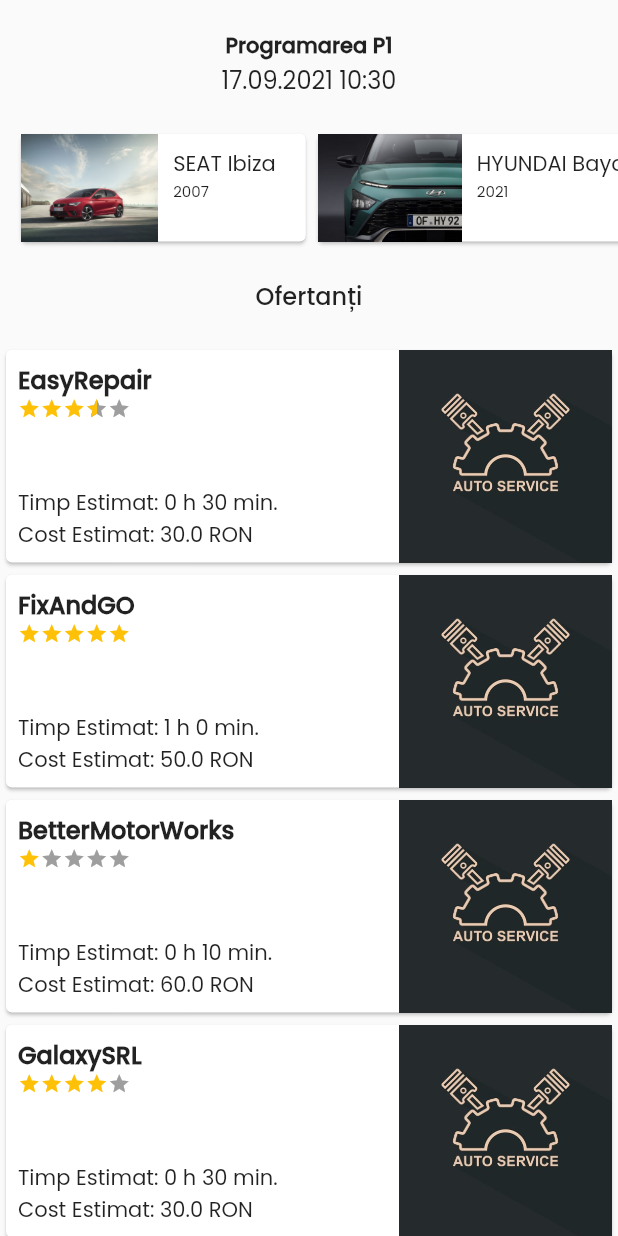
After one commit to BringTheChill/spaceship_service, a Flutter app: the ResultPage screen opened directly, on a phone screen of 412 x 824 dp. The commit adds this screen. Run offline on Flutter 3.47's test engine with Material 2 defaults, Android fonts, the phone set to English and light mode, and no system bars; drawn by our look-alikes of flutter_rating_bar; our stand-ins replace fluttertoast, table_calendar.

Commit message:
Result page almost done

```diff
--- /dev/null
+++ b/lib/models/appointment_data.dart
@@ -0,0 +1,34 @@
+import 'dart:collection';
+
+import 'package:flutter/cupertino.dart';
+import 'package:spaceship_service/models/car.dart';
+import 'package:spaceship_service/models/cart_item.dart';
+
+class AppointmentData extends ChangeNotifier {
+  final List<CartItem> _cartItems = [];
+  DateTime date = DateTime.now();
+  Car? car;
+
+  UnmodifiableListView<CartItem> get cartItems =>
+      UnmodifiableListView(_cartItems);
+
+  void removeCartItem(int i) {
+    _cartItems.remove(_cartItems[i]);
+    notifyListeners();
+  }
+
+  void addCartItem(CartItem cartItem) {
+    _cartItems.add(cartItem);
+    notifyListeners();
+  }
+
+  void changeDate(DateTime newDate) {
+    date = newDate;
+    notifyListeners();
+  }
+
+  void changeCar(Car newCar) {
+    car = newCar;
+    notifyListeners();
+  }
+}
--- /dev/null
+++ b/lib/models/car.dart
@@ -0,0 +1,10 @@
+class Car {
+  final String year, manufacturer, model, image;
+
+  Car({
+    required this.year,
+    required this.manufacturer,
+    required this.model,
+    required this.image,
+  });
+}
--- a/lib/models/cart_item.dart
+++ b/lib/models/cart_item.dart
@@ -1,7 +1,10 @@
 import 'package:spaceship_service/models/product.dart';
 
 class CartItem {
-  Product product;
+  final Product product;
   int quantity;
+
   CartItem({required this.product, required this.quantity});
+
+  double get total => quantity * product.price;
 }
--- a/lib/models/product.dart
+++ b/lib/models/product.dart
@@ -1,10 +1,12 @@
 class Product {
   final String name;
   final double price;
+
   Product({
     required this.name,
     required this.price,
   });
+
   @override
   String toString() {
     return name;
--- /dev/null
+++ b/lib/models/repair_station.dart
@@ -0,0 +1,13 @@
+class RepairStation {
+  final double rating, price;
+  final Duration time;
+  final String name, image;
+
+  RepairStation({
+    required this.name,
+    required this.rating,
+    required this.price,
+    required this.time,
+    required this.image,
+  });
+}
--- /dev/null
+++ b/lib/models/user.dart
@@ -0,0 +1,9 @@
+import 'package:spaceship_service/models/appointment_data.dart';
+import 'package:spaceship_service/models/car.dart';
+
+class User {
+  final List<Car> cars;
+  List<AppointmentData>? appointments;
+
+  User({required this.cars});
+}
--- /dev/null
+++ b/lib/pages/result_page.dart
@@ -0,0 +1,233 @@
+import 'package:flutter/cupertino.dart';
+import 'package:flutter/material.dart';
+import 'package:flutter/painting.dart';
+import 'package:flutter/rendering.dart';
+import 'package:flutter_rating_bar/flutter_rating_bar.dart';
+import 'package:intl/intl.dart';
+import 'package:provider/provider.dart';
+import 'package:spaceship_service/constants.dart';
+import 'package:spaceship_service/models/appointment_data.dart';
+import 'package:spaceship_service/models/car.dart';
+import 'package:spaceship_service/models/repair_station.dart';
+import 'package:spaceship_service/models/user.dart';
+
+class ResultPage extends StatefulWidget {
+  const ResultPage({Key? key}) : super(key: key);
+
+  @override
+  State<ResultPage> createState() => _ResultPageState();
+}
+
+class _ResultPageState extends State<ResultPage> {
+  User user = User(
+    cars: [
+      Car(
+        manufacturer: 'SEAT',
+        year: '2007',
+        model: 'Ibiza',
+        image: 'assets/images/ibiza.jpg',
+      ),
+      Car(
+        manufacturer: 'HYUNDAI',
+        year: '2021',
+        model: 'Bayon',
+        image: 'assets/images/bayon.jpeg',
+      ),
+    ],
+  );
+  List<RepairStation> repairStations = [
+    RepairStation(
+      name: 'EasyRepair',
+      rating: 3.5,
+      price: 30,
+      time: const Duration(minutes: 30),
+      image: 'assets/images/repairStation.jpg',
+    ),
+    RepairStation(
+      name: 'FixAndGO',
+      rating: 5,
+      price: 50,
+      time: const Duration(hours: 1),
+      image: 'assets/images/repairStation.jpg',
+    ),
+    RepairStation(
+      name: 'BetterMotorWorks',
+      rating: 1,
+      price: 60,
+      time: const Duration(minutes: 10),
+      image: 'assets/images/repairStation.jpg',
+    ),
+    RepairStation(
+      name: 'GalaxySRL',
+      rating: 4,
+      price: 30,
+      time: const Duration(minutes: 30),
+      image: 'assets/images/repairStation.jpg',
+    ),
+    RepairStation(
+      name: 'StarService',
+      rating: 2,
+      price: 20,
+      time: const Duration(hours: 1, minutes: 30),
+      image: 'assets/images/repairStation.jpg',
+    ),
+    RepairStation(
+      name: 'SpaceshipDone',
+      rating: 3,
+      price: 30,
+      time: const Duration(minutes: 30),
+      image: 'assets/images/repairStation.jpg',
+    ),
+  ];
+
+  @override
+  Widget build(BuildContext context) {
+    return Scaffold(
+      body: SafeArea(
+        child: Center(
+          child: Column(
+            children: [
+              const Padding(
+                padding: EdgeInsets.only(top: 20),
+                child: Text(
+                  'Programarea P1',
+                  style: kBoldStyle,
+                ),
+              ),
+              Consumer<AppointmentData>(
+                builder: (context, appointment, child) {
+                  return Padding(
+                    padding: const EdgeInsets.only(bottom: 20),
+                    child: Text(
+                      DateFormat('dd.MM.yyyy hh:mm').format(appointment.date),
+                      style: const TextStyle(fontSize: 16),
+                    ),
+                  );
+                },
+              ),
+              Consumer<AppointmentData>(
+                builder: (context, appointment, child) {
+                  return SizedBox(
+                    height: 80,
+                    child: ListView.builder(
+                      padding: const EdgeInsets.only(left: 10),
+                      shrinkWrap: true,
+                      physics: const ScrollPhysics(),
+                      scrollDirection: Axis.horizontal,
+                      itemCount: user.cars.length,
+                      itemBuilder: (context, i) {
+                        return GestureDetector(
+                          onTap: () {
+                            appointment.changeCar(user.cars[i]);
+                          },
+                          child: Card(
+                            color: appointment.car == user.cars[i]
+                                ? Colors.green
+                                : null,
+                            child: Row(
+                              mainAxisSize: MainAxisSize.min,
+                              children: [
+                                Image.asset(
+                                  user.cars[i].image,
+                                  height: 80,
+                                ),
+                                Padding(
+                                  padding:
+                                      const EdgeInsets.fromLTRB(10, 10, 20, 10),
+                                  child: Column(
+                                    crossAxisAlignment:
+                                        CrossAxisAlignment.start,
+                                    children: [
+                                      Text(
+                                          '${user.cars[i].manufacturer} ${user.cars[i].model}'),
+                                      Padding(
+                                        padding:
+                                            const EdgeInsets.only(bottom: 10),
+                                        child: Text(
+                                          user.cars[i].year,
+                                          style: const TextStyle(fontSize: 10),
+                                        ),
+                                      ),
+                                    ],
+                                  ),
+                                ),
+                              ],
+                            ),
+                          ),
+                        );
+                      },
+                    ),
+                  );
+                },
+              ),
+              const Padding(
+                padding: EdgeInsets.only(bottom: 20, top: 20),
+                child: Text(
+                  'Ofertanți',
+                  style: TextStyle(
+                    fontSize: 16,
+                    fontWeight: FontWeight.w500,
+                  ),
+                ),
+              ),
+              Flexible(
+                child: ListView.builder(
+                  padding: const EdgeInsets.only(bottom: 30),
+                  shrinkWrap: true,
+                  itemCount: repairStations.length,
+                  physics: const ScrollPhysics(),
+                  itemBuilder: (context, index) => GestureDetector(
+                    child: SizedBox(
+                      height: 150,
+                      child: Card(
+                        child: Row(
+                          mainAxisSize: MainAxisSize.min,
+                          children: [
+                            Padding(
+                              padding: const EdgeInsets.all(8.0),
+                              child: Column(
+                                crossAxisAlignment: CrossAxisAlignment.start,
+                                children: [
+                                  Text(
+                                    repairStations[index].name,
+                                    style: const TextStyle(
+                                      fontSize: 16,
+                                      fontWeight: FontWeight.bold,
+                                    ),
+                                  ),
+                                  RatingBarIndicator(
+                                    rating: repairStations[index].rating,
+                                    itemBuilder: (context, index) => const Icon(
+                                      Icons.star,
+                                      color: Colors.amber,
+                                    ),
+                                    itemCount: 5,
+                                    itemSize: 15.0,
+                                    direction: Axis.horizontal,
+                                  ),
+                                  const Expanded(child: SizedBox()),
+                                  Text(
+                                    'Timp Estimat: ${repairStations[index].time.inHours} h ${repairStations[index].time.inMinutes.remainder(60)} min.',
+                                  ),
+                                  Text(
+                                    'Cost Estimat: ${repairStations[index].price} RON',
+                                  ),
+                                ],
+                              ),
+                            ),
+                            const Expanded(child: SizedBox()),
+                            Image.asset(repairStations[index].image)
+                          ],
+                        ),
+                      ),
+                    ),
+                  ),
+                ),
+              ),
+            ],
+          ),
+        ),
+      ),
+    );
+  }
+}
--- a/lib/time_utils.dart
+++ b/lib/time_utils.dart
@@ -8,7 +8,7 @@ final kTime = LinkedHashMap<DateTime, List<TimeOfDay>>(
   hashCode: getHashCode,
 )..addAll(_kTimeSource);
 
-// Intervale ocupate
+// Ore ocupate
 final _kTimeSource = {
   kToday: [
     TimeOfDay.fromDateTime(
--- a/pubspec.yaml
+++ b/pubspec.yaml
@@ -12,8 +12,11 @@ dependencies:
   flutter:
     sdk: flutter
   cupertino_icons: ^1.0.3
+  provider: ^6.0.0
   table_calendar: ^3.0.2
+  intl: ^0.17.0
   fluttertoast: ^8.0.8
+  flutter_rating_bar: ^4.0.0
 
 dev_dependencies:
   flutter_test:
@@ -22,6 +25,8 @@ dev_dependencies:
 
 flutter:
   uses-material-design: true
+  assets:
+    - assets/images/
   fonts:
     - family: Poppins
       fonts:
```
Also changed, not shown: lib/main.dart (+7 -2 lines), lib/pages/home_page.dart (renamed from lib/homepage.dart, +91 -73 lines), lib/widgets/custom_stepper.dart (+1 -8 lines), assets/images/bayon.jpeg (added), assets/images/ibiza.jpg (added), assets/images/repairStation.jpg (added), pubspec.lock.
